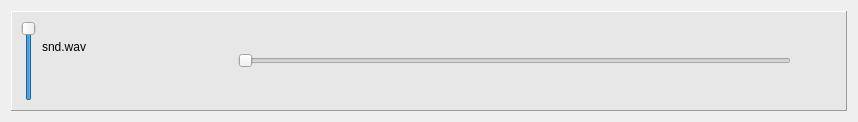
Before: the Qt Designer form soundcard.ui in casey-c/shock, drawn with Qt 5.
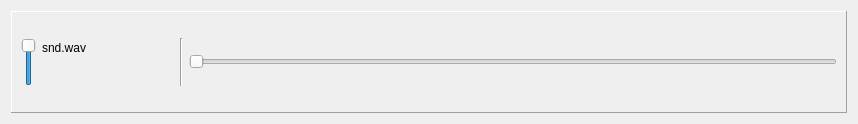
After: the same form once the commit is applied. Icons and pictures are not drawn.

The edit to the form file:
```diff
--- a/soundcard.ui
+++ b/soundcard.ui
@@ -7,7 +7,7 @@
     <x>0</x>
     <y>0</y>
     <width>858</width>
-    <height>122</height>
+    <height>124</height>
    </rect>
   </property>
   <property name="sizePolicy">
@@ -22,11 +22,17 @@
   <property name="windowTitle">
    <string>Form</string>
   </property>
-  <layout class="QGridLayout" name="gridLayout">
-   <item row="3" column="2" colspan="3">
+  <layout class="QGridLayout" name="gridLayout_3">
+   <item row="0" column="0">
     <widget class="QFrame" name="frame">
-     <property name="styleSheet">
-      <string notr="true">background-color: #e7e7e7;</string>
+     <property name="sizePolicy">
+      <sizepolicy hsizetype="Preferred" vsizetype="Minimum">
+       <horstretch>0</horstretch>
+       <verstretch>0</verstretch>
+      </sizepolicy>
+     </property>
+     <property name="autoFillBackground">
+      <bool>true</bool>
      </property>
      <property name="frameShape">
       <enum>QFrame::Panel</enum>
@@ -35,91 +41,68 @@
       <enum>QFrame::Raised</enum>
      </property>
      <layout class="QGridLayout" name="gridLayout_2">
-      <item row="2" column="6">
-       <widget class="QPushButton" name="pushButton_4">
-        <property name="text">
-         <string/>
-        </property>
-        <property name="icon">
-         <iconset resource="resources.qrc">
-          <normaloff>:/icons/loop.svg</normaloff>:/icons/loop.svg</iconset>
-        </property>
-        <property name="iconSize">
-         <size>
-          <width>24</width>
-          <height>24</height>
-         </size>
-        </property>
-        <property name="flat">
-         <bool>true</bool>
-        </property>
-       </widget>
-      </item>
-      <item row="2" column="2">
-       <widget class="QPushButton" name="pushButton_2">
-        <property name="text">
-         <string/>
-        </property>
-        <property name="icon">
-         <iconset resource="resources.qrc">
-          <normaloff>:/icons/pause.svg</normaloff>:/icons/pause.svg</iconset>
-        </property>
-        <property name="iconSize">
-         <size>
-          <width>24</width>
-          <height>24</height>
-         </size>
-        </property>
-        <property name="flat">
-         <bool>true</bool>
-        </property>
-       </widget>
-      </item>
-      <item row="1" column="7" rowspan="2">
+      <item row="0" column="1">
+       <layout class="QGridLayout" name="gridLayout">
+        <item row="0" column="0" rowspan="2">
+         <widget class="QSlider" name="verticalSlider">
+          <property name="sizePolicy">
+           <sizepolicy hsizetype="Fixed" vsizetype="Expanding">
+            <horstretch>0</horstretch>
+            <verstretch>0</verstretch>
+           </sizepolicy>
+          </property>
+          <property name="sliderPosition">
+           <number>99</number>
+          </property>
+          <property name="orientation">
+           <enum>Qt::Vertical</enum>
+          </property>
+         </widget>
+        </item>
+        <item row="0" column="5" rowspan="2">
        <widget class="QSlider" name="horizontalSlider">
         <property name="orientation">
          <enum>Qt::Horizontal</enum>
         </property>
-        <property name="invertedAppearance">
-         <bool>false</bool>
-        </property>
-        <property name="tickPosition">
-         <enum>QSlider::NoTicks</enum>
-        </property>
-       </widget>
-      </item>
-      <item row="2" column="1">
-       <widget class="QPushButton" name="pushButton">
-        <property name="styleSheet">
-         <string notr="true"/>
-        </property>
-        <property name="text">
-         <string/>
-        </property>
-        <property name="icon">
-         <iconset resource="resources.qrc">
-          <normaloff>:/icons/play.svg</normaloff>:/icons/play.svg</iconset>
-        </property>
-        <property name="iconSize">
-         <size>
-          <width>24</width>
-          <height>24</height>
-         </size>
-        </property>
-        <property name="flat">
-         <bool>true</bool>
-        </property>
-       </widget>
-      </item>
-      <item row="1" column="1" colspan="6">
+         </widget>
+        </item>
+        <item row="0" column="3">
        <widget class="QLabel" name="label">
+          <property name="sizePolicy">
+           <sizepolicy hsizetype="Preferred" vsizetype="Minimum">
+            <horstretch>0</horstretch>
+            <verstretch>0</verstretch>
+           </sizepolicy>
+          </property>
+          <property name="maximumSize">
+           <size>
+            <width>16777215</width>
+            <height>20</height>
+           </size>
+          </property>
         <property name="text">
          <string>snd.wav</string>
         </property>
        </widget>
       </item>
-      <item row="2" column="5">
-       <widget class="QPushButton" name="pushButton_3">
+        <item row="1" column="3">
+         <layout class="QHBoxLayout" name="horizontalLayout">
+          <item>
+           <widget class="QPushButton" name="pushButton">
+            <property name="text">
+             <string/>
+            </property>
+            <property name="icon">
+             <iconset resource="resources.qrc">
+              <normaloff>:/icons/play.svg</normaloff>:/icons/play.svg</iconset>
+            </property>
+            <property name="flat">
+             <bool>true</bool>
+            </property>
+           </widget>
+          </item>
+          <item>
+           <widget class="QPushButton" name="pushButton_2">
         <property name="text">
          <string/>
         </property>
@@ -127,46 +110,35 @@
          <iconset resource="resources.qrc">
           <normaloff>:/icons/stop.svg</normaloff>:/icons/stop.svg</iconset>
         </property>
-        <property name="iconSize">
-         <size>
-          <width>24</width>
-          <height>24</height>
-         </size>
-        </property>
         <property name="flat">
          <bool>true</bool>
         </property>
        </widget>
       </item>
-      <item row="1" column="0" rowspan="2">
-       <widget class="QSlider" name="verticalSlider">
-        <property name="sliderPosition">
-         <number>99</number>
-        </property>
-        <property name="orientation">
-         <enum>Qt::Vertical</enum>
-        </property>
-       </widget>
-      </item>
-      <item row="1" column="8" rowspan="2">
-       <widget class="QPushButton" name="pushButton_5">
+          <item>
+           <widget class="QPushButton" name="pushButton_3">
         <property name="text">
          <string/>
         </property>
         <property name="icon">
          <iconset resource="resources.qrc">
-          <normaloff>:/icons/trash_thicc_v2.svg</normaloff>:/icons/trash_thicc_v2.svg</iconset>
-        </property>
-        <property name="iconSize">
-         <size>
-          <width>24</width>
-          <height>24</height>
-         </size>
+              <normaloff>:/icons/loop.svg</normaloff>:/icons/loop.svg</iconset>
         </property>
         <property name="flat">
          <bool>true</bool>
         </property>
        </widget>
+          </item>
+         </layout>
+        </item>
+        <item row="0" column="4" rowspan="2">
+         <widget class="Line" name="line">
+          <property name="orientation">
+           <enum>Qt::Vertical</enum>
+          </property>
+         </widget>
+        </item>
+       </layout>
       </item>
      </layout>
     </widget>
```
Lines whose indentation alone changed are shown as unchanged.
